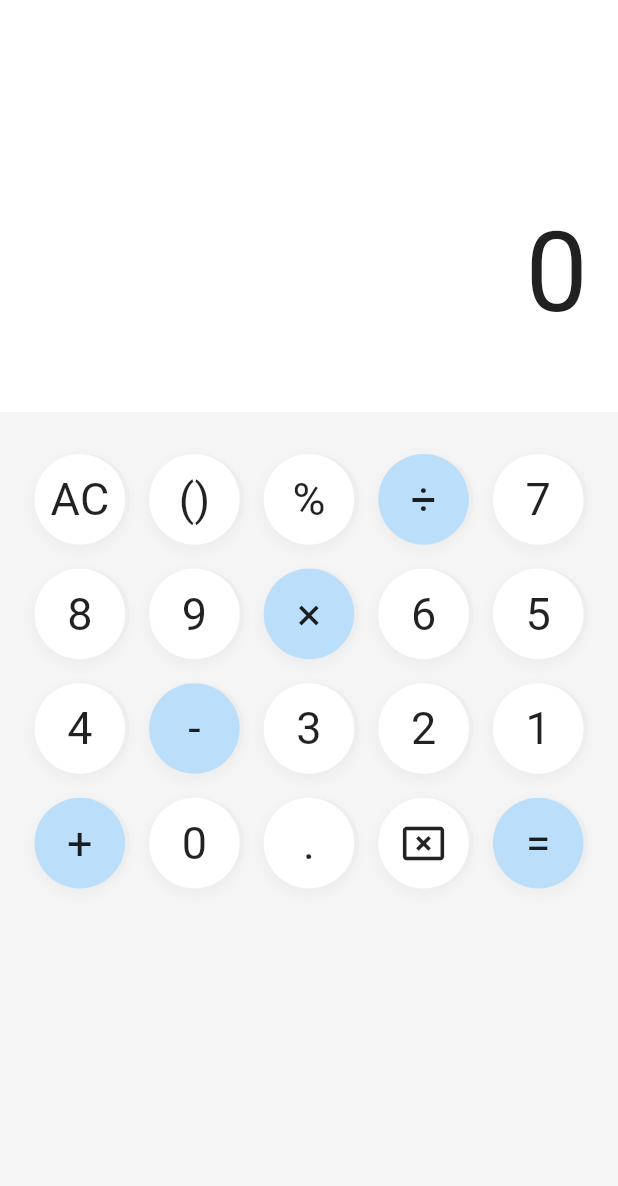
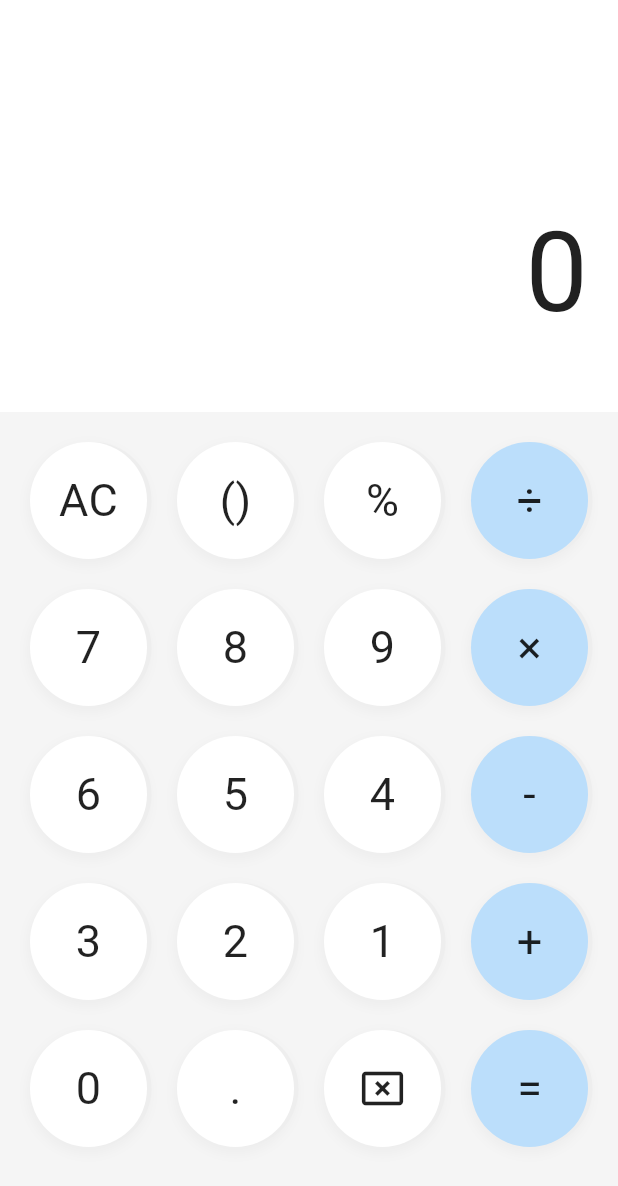
Before and after one commit to alphazero-wd/flutter-calculator, a Flutter app: the screen it shows after launch, on a phone screen of 412 x 824 dp. Shown: the top 1186 px of the screen. Run offline on Flutter 3.47's test engine with Material 3 defaults, Android fonts, the phone set to English and light mode, and no system bars.

```diff
--- a/lib/main.dart
+++ b/lib/main.dart
@@ -95,6 +95,7 @@ class _AppState extends State<App> {
   @override
   Widget build(BuildContext context) {
     return MaterialApp(
+      theme: ThemeData(fontFamily: 'Roboto'),
       debugShowCheckedModeBanner: false,
       title: "Calox",
       home: Scaffold(
@@ -121,8 +122,16 @@ class _AppState extends State<App> {
             Expanded(
               flex: 2,
               child: Container(
-                color: Colors.grey[100],
-                child: Buttons(onButtonTap: _onButtonTap),
+                height: 500,
+                color: Colors.grey.shade100,
+                child: SingleChildScrollView(
+                  child: Column(
+                    mainAxisAlignment: MainAxisAlignment.center,
+                    children: [
+                      Buttons(onButtonTap: _onButtonTap),
+                    ],
+                  ),
+                ),
               ),
             )
           ],
--- a/lib/widgets/button.dart
+++ b/lib/widgets/button.dart
@@ -8,12 +8,10 @@ class Button extends StatelessWidget {
 
   @override
   Widget build(BuildContext context) {
-    return GestureDetector(
+    return GridTile(
+      child: GestureDetector(
         onTap: () => onButtonTap(token),
         child: Container(
-        width: 80,
-        height: 80,
-        margin: const EdgeInsetsDirectional.all(8),
           decoration: BoxDecoration(
             borderRadius: BorderRadius.circular(999),
             boxShadow: [
@@ -45,6 +43,7 @@ class Button extends StatelessWidget {
                   ),
           ),
         ),
+      ),
     );
   }
 }
--- a/lib/widgets/buttons.dart
+++ b/lib/widgets/buttons.dart
@@ -9,16 +9,22 @@ class Buttons extends StatelessWidget {
 
   @override
   Widget build(BuildContext context) {
-    return GridView.builder(
-      padding: const EdgeInsets.symmetric(horizontal: 15, vertical: 20),
-      itemCount: tokens.length,
-      itemBuilder: (context, index) {
-        return GridTile(
-          child: Button(token: tokens[index], onButtonTap: onButtonTap),
-        );
-      },
-      gridDelegate: const SliverGridDelegateWithFixedCrossAxisCount(
-        crossAxisCount: 5,
+    return SingleChildScrollView(
+      child: GridView.builder(
+        padding: const EdgeInsets.all(20),
+        shrinkWrap: true,
+        physics: const NeverScrollableScrollPhysics(),
+        itemCount: tokens.length,
+        itemBuilder: (context, index) => Button(
+          key: Key(tokens[index]),
+          token: tokens[index],
+          onButtonTap: onButtonTap,
+        ),
+        gridDelegate: const SliverGridDelegateWithFixedCrossAxisCount(
+          crossAxisCount: 4,
+          crossAxisSpacing: 20,
+          mainAxisSpacing: 20,
+        ),
       ),
     );
   }
--- a/lib/widgets/panel.dart
+++ b/lib/widgets/panel.dart
@@ -14,6 +14,7 @@ class Panel extends StatelessWidget {
           alignment: Alignment.centerRight,
           child: Text(
             expression,
+            key: const Key('expression'),
             style: TextStyle(
               color: Colors.grey[600],
               fontSize: (40 - expression.length * 2).clamp(30, 40).toDouble(),
@@ -26,6 +27,7 @@ class Panel extends StatelessWidget {
         Align(
           alignment: Alignment.centerRight,
           child: Text(
+            key: const Key('result'),
             (result.isNaN || result.isInfinite)
                 ? 'Error'
                 : result.toString().endsWith('.0')
@@ -33,8 +35,7 @@ class Panel extends StatelessWidget {
                     : result.toString(),
             style: TextStyle(
               color: Colors.grey[900],
-              fontSize:
-                  (80 - result.toString().length * 2).clamp(40, 80).toDouble(),
+              fontSize: (80 - result.toString().length * 2).clamp(40, 80).toDouble(),
               fontWeight: FontWeight.w400,
             ),
           ),
```
Also changed, not shown: lib/utils/checker.dart (+7 -21 lines), pubspec.yaml (+6 -4 lines), pubspec.lock, 2 other files. Lines whose indentation alone changed are shown as unchanged.
